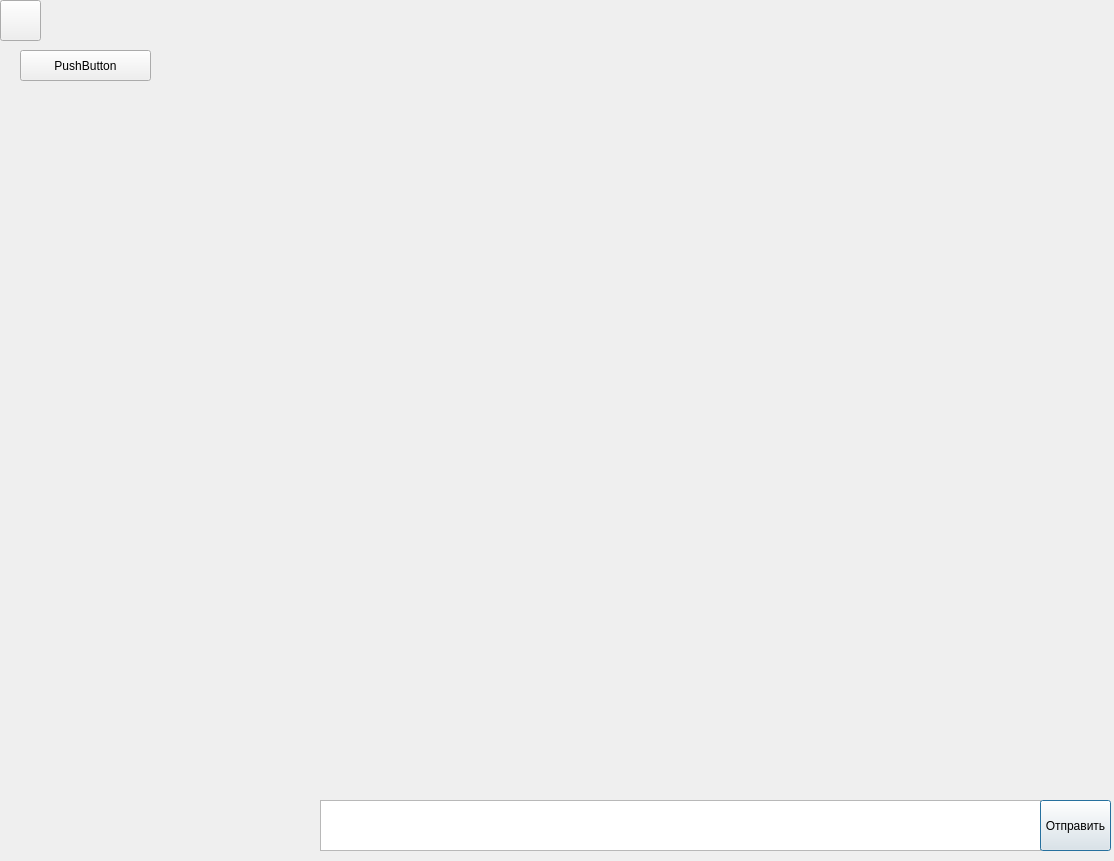
Old version of the form mainform.ui in the repository rutraq/Messanger.
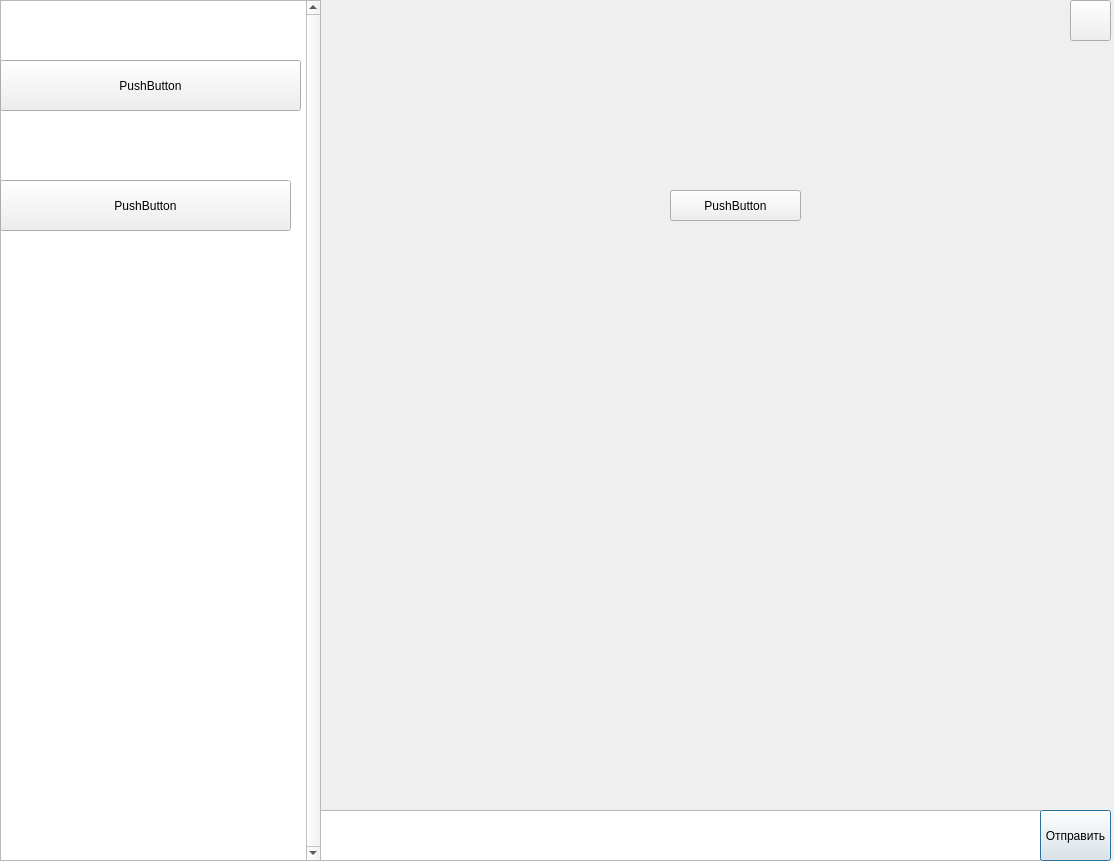
New version of the form.

```diff
--- a/mainform.ui
+++ b/mainform.ui
@@ -17,7 +17,7 @@
    <property name="geometry">
     <rect>
      <x>320</x>
-     <y>800</y>
+     <y>810</y>
      <width>721</width>
      <height>51</height>
     </rect>
@@ -35,7 +35,7 @@
    <property name="geometry">
     <rect>
      <x>1040</x>
-     <y>800</y>
+     <y>810</y>
      <width>71</width>
      <height>51</height>
     </rect>
@@ -60,7 +60,7 @@
   <widget class="QPushButton" name="pushButton_2">
    <property name="geometry">
     <rect>
-     <x>0</x>
+     <x>1070</x>
      <y>0</y>
      <width>41</width>
      <height>41</height>
@@ -73,8 +73,8 @@
   <widget class="QPushButton" name="pushButton_3">
    <property name="geometry">
     <rect>
-     <x>20</x>
-     <y>50</y>
+     <x>670</x>
+     <y>190</y>
      <width>131</width>
      <height>31</height>
     </rect>
@@ -83,6 +83,45 @@
     <string>PushButton</string>
    </property>
   </widget>
+  <widget class="QListView" name="listView">
+   <property name="geometry">
+    <rect>
+     <x>0</x>
+     <y>0</y>
+     <width>321</width>
+     <height>861</height>
+    </rect>
+   </property>
+   <property name="verticalScrollBarPolicy">
+    <enum>Qt::ScrollBarAlwaysOn</enum>
+   </property>
+  </widget>
+  <widget class="QPushButton" name="pushButton_4">
+   <property name="geometry">
+    <rect>
+     <x>0</x>
+     <y>60</y>
+     <width>301</width>
+     <height>51</height>
+    </rect>
+   </property>
+   <property name="text">
+    <string>PushButton</string>
+   </property>
+  </widget>
+  <widget class="QPushButton" name="pushButton_5">
+   <property name="geometry">
+    <rect>
+     <x>0</x>
+     <y>180</y>
+     <width>291</width>
+     <height>51</height>
+    </rect>
+   </property>
+   <property name="text">
+    <string>PushButton</string>
+   </property>
+  </widget>
  </widget>
  <resources/>
  <connections/>
```
